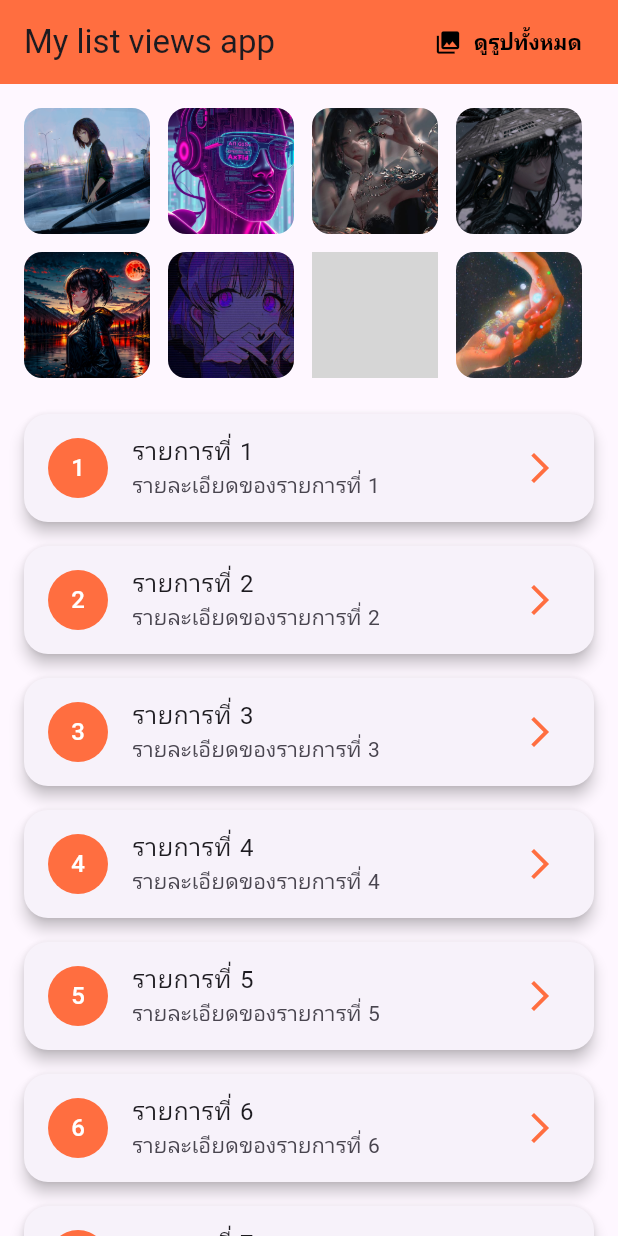
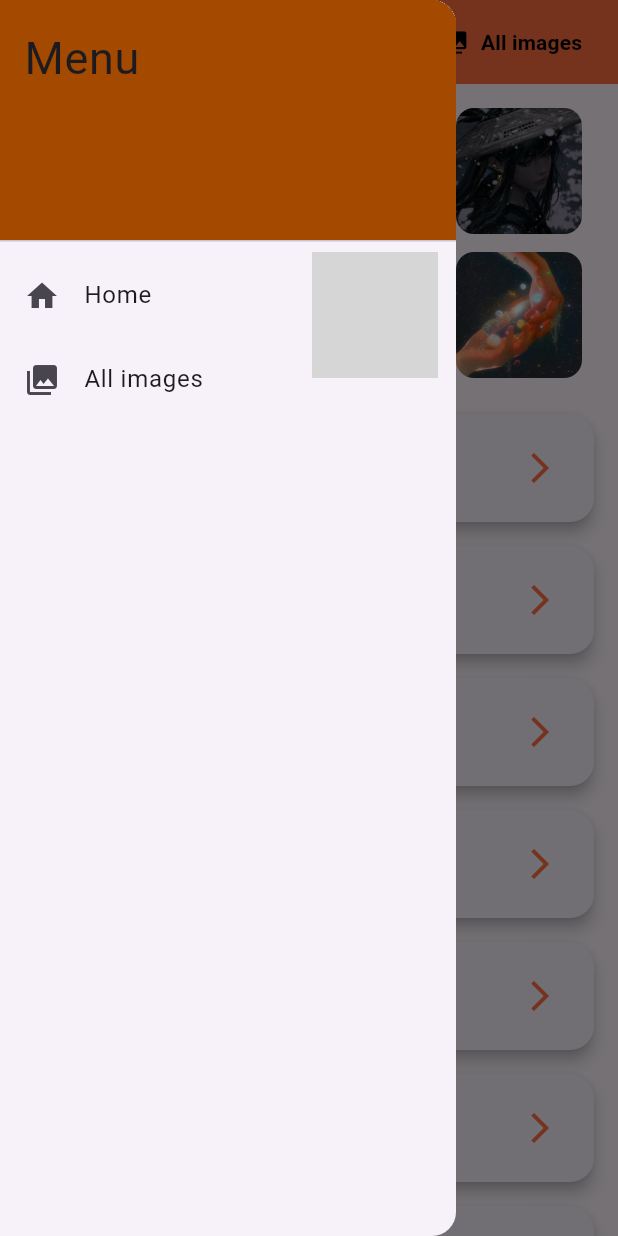
Before and after one commit to SSmikey/Flutter_Mixviews_App, a Flutter app: the screen it shows after launch, with the side drawer open (before the commit the screen has no drawer), on a phone screen of 412 x 824 dp. Run offline on Flutter 3.47's test engine with Material 3 defaults, Android fonts, the phone set to English and light mode, and no system bars; our stand-ins replace get; grey boxes are pictures that could not be loaded.

Commit message:
hamburger ft

```diff
--- a/lib/AllImagesPage.dart
+++ b/lib/AllImagesPage.dart
@@ -72,7 +72,7 @@ class AllImagesPage extends StatelessWidget {
                   Navigator.pop(context);
                 },
                 child: const Text(
-                  'ย้อนกลับ',
+                  'Back',
                   style: TextStyle(fontSize: 18, color: Colors.white),
                 ),
               ),
--- /dev/null
+++ b/lib/components/drawer.dart
@@ -0,0 +1,46 @@
+import 'package:flutter/material.dart';
+import 'package:get/get_navigation/get_navigation.dart';
+import 'package:get/get.dart';
+import 'package:listview_app/AllImagesPage.dart';
+import 'package:listview_app/main.dart';
+
+class MyDrawer extends StatefulWidget {
+  final List<String> imageList;
+  const MyDrawer({super.key, required this.imageList});
+
+  @override
+  State<MyDrawer> createState() => _MyDrawerState();
+}
+
+class _MyDrawerState extends State<MyDrawer> {
+  @override
+  Widget build(BuildContext context) {
+    return Drawer(
+  child: ListView(
+    padding: EdgeInsets.zero,
+    children: [
+      const DrawerHeader(
+        decoration: BoxDecoration(color: Color.fromARGB(255, 163, 73, 0)),
+        child: Text('Menu', style: TextStyle(fontSize: 30),),
+      ),
+      ListTile(
+        title: const Text('Home'),
+        leading: const Icon(Icons.home),
+        onTap: () {
+          Navigator.pop(context); // ปิด Drawer
+           Get.offAllNamed('/');
+        },
+      ),
+      ListTile(
+        title: const Text('All images'),
+        leading: const Icon(Icons.photo_library),
+        onTap: () {
+          Navigator.pop(context); // ปิด Drawer
+         Get.toNamed('/allimages', arguments: []);
+        },
+      ),
+    ],
+  ),
+);
+  }
+}
--- a/lib/main.dart
+++ b/lib/main.dart
@@ -1,6 +1,7 @@
 import 'package:flutter/material.dart';
 import 'package:listview_app/AllImagesPage.dart';
 import 'package:get/get.dart';
+import 'package:listview_app/components/drawer.dart';
 
 
 void main() {
@@ -32,6 +33,16 @@ class MainApp extends StatelessWidget {
     ];
 
     return GetMaterialApp(
+      getPages: [
+        GetPage(
+          name: '/',
+          page: () => MainApp(),
+        ),
+        GetPage(
+          name: '/allimages',
+          page: () => AllImagesPage(imageList: (Get.arguments as List).cast<String>()),
+        ),
+      ],
       home: Scaffold(
         appBar: AppBar(
           title: Text("My list views app"),
@@ -50,21 +61,19 @@ class MainApp extends StatelessWidget {
                 ),
                 icon: const Icon(Icons.photo_library, color: Color.fromARGB(255, 0, 0, 0)),
                 label: const Text(
-                  'ดูรูปทั้งหมด',
+                  'All images',
                   style: TextStyle(fontWeight: FontWeight.bold, color: Color.fromARGB(255, 0, 0, 0)),
                 ),
                 onPressed: () {
-                  Get.to(() => AllImagesPage(imageList: imageList));
+                  Get.toNamed('/allimages', arguments: imageList);
                 },
               ),
             ),
           ],
         ),
-        // ...existing code...
+        drawer: MyDrawer(imageList: imageList),
         body: Column(
           children: [
-
-                    // GridView Section
             Padding(
               padding: const EdgeInsets.all(16.0),
               child: SizedBox(
@@ -90,7 +99,6 @@ class MainApp extends StatelessWidget {
                 ),
               ),
             ),
-                    // ListView Section
             Expanded(
               child: ListView.builder(
                 itemCount: 100,
@@ -113,11 +121,11 @@ class MainApp extends StatelessWidget {
                       subtitle: Text('รายละเอียดของรายการที่ ${index + 1}'),
                       trailing: const Icon(Icons.arrow_forward_ios, color: Colors.deepOrangeAccent),
                       onTap: () {
-                                // สามารถเพิ่ม action เมื่อกดแต่ละรายการได้ที่นี่ 9vo
+                        // สามารถเพิ่ม action เมื่อกดแต่ละรายการได้ที่นี่
                       },
                     ),
                   );
-                        }
+                },
               ),
             ),
           ],
```
Lines whose indentation alone changed are shown as unchanged.
